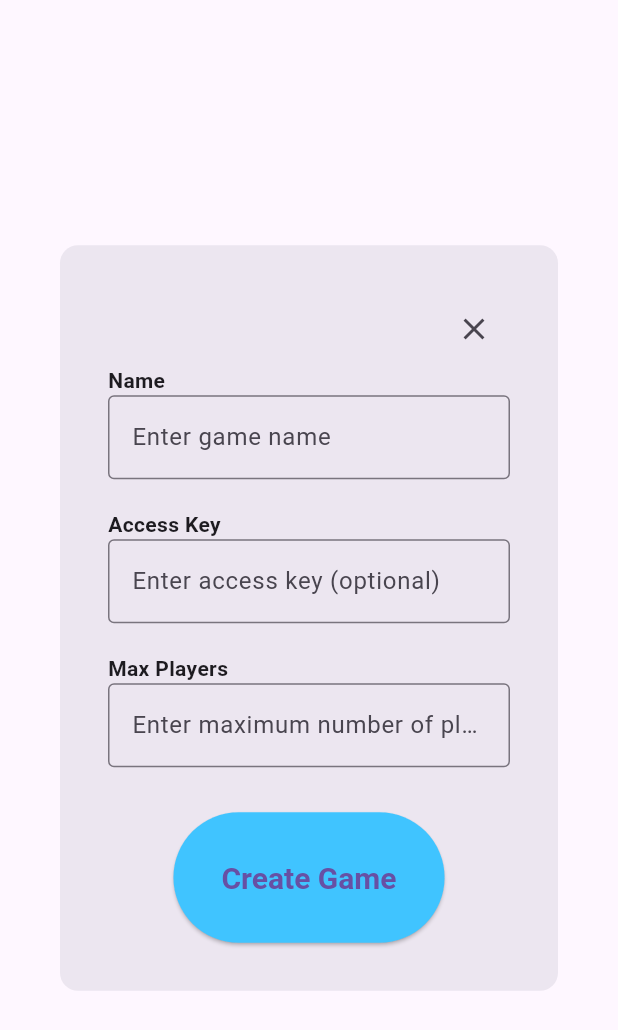
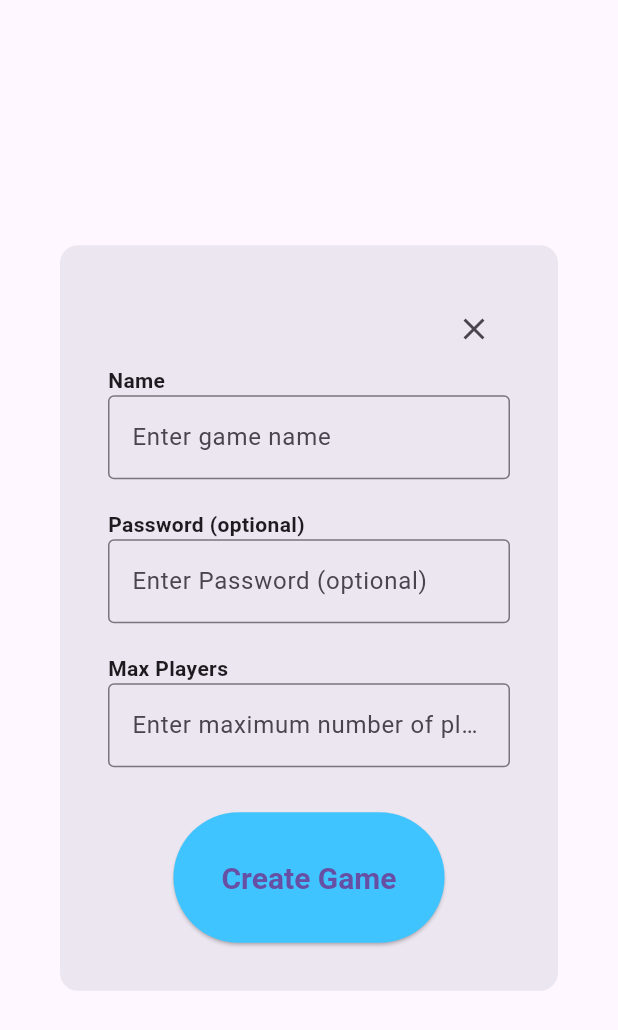
Before and after one commit to SamLBuck/Event-Bingo, a Flutter app: the CreateGameDialog widget shown alone on an empty page, opened directly, on a phone screen of 412 x 824 dp. Shown: the top 1030 px of the screen. Run offline on Flutter 3.47's test engine with Material 3 defaults, Android fonts, the phone set to English and light mode, and no system bars.

Commit message:
Clarrified naming

```diff
--- a/mobile/lib/create_game_widget.dart
+++ b/mobile/lib/create_game_widget.dart
@@ -64,14 +64,14 @@ class _CreateGameDialogState extends State<CreateGameDialog> {
                 const SizedBox(height: 20),
 
                 const Text(
-                  'Access Key',
+                  'Password (optional)',
                   style: TextStyle(fontWeight: FontWeight.bold),
                 ),
                 TextFormField(
                   controller: accessKeyController,
                   decoration: const InputDecoration(
                     border: OutlineInputBorder(),
-                    hintText: 'Enter access key (optional)',
+                    hintText: 'Enter Password (optional)',
                   ),
                 ),
                 const SizedBox(height: 20),
--- a/mobile/lib/home_screen.dart
+++ b/mobile/lib/home_screen.dart
@@ -157,7 +157,7 @@ class _HomeScreenState extends State<HomeScreen> {
                     debugPrint("Create game pressed");
                     showCreateGameDialog(context);
                   }),
-                  _button('Join with key', openDialog),
+                  _button('Join with game code', openDialog),
                 ],
               ),
             ),
```
